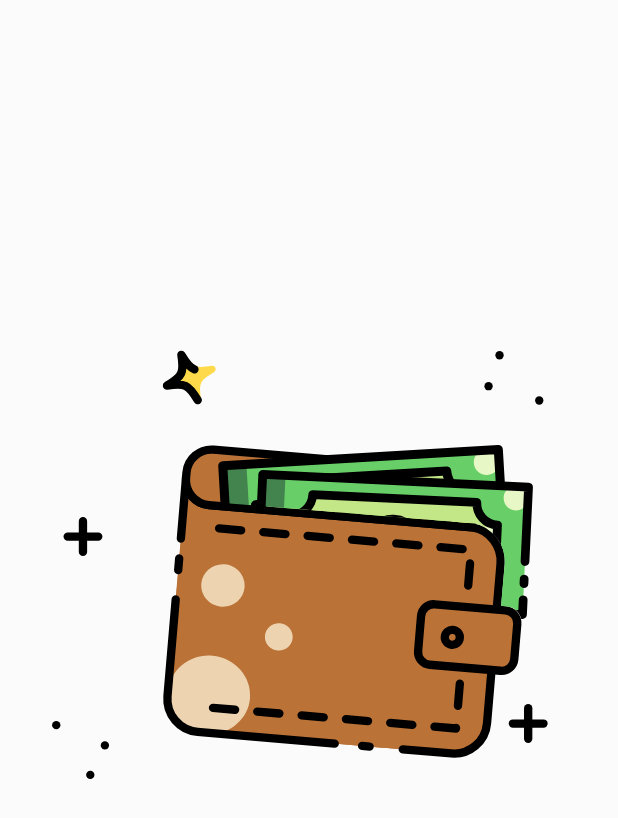
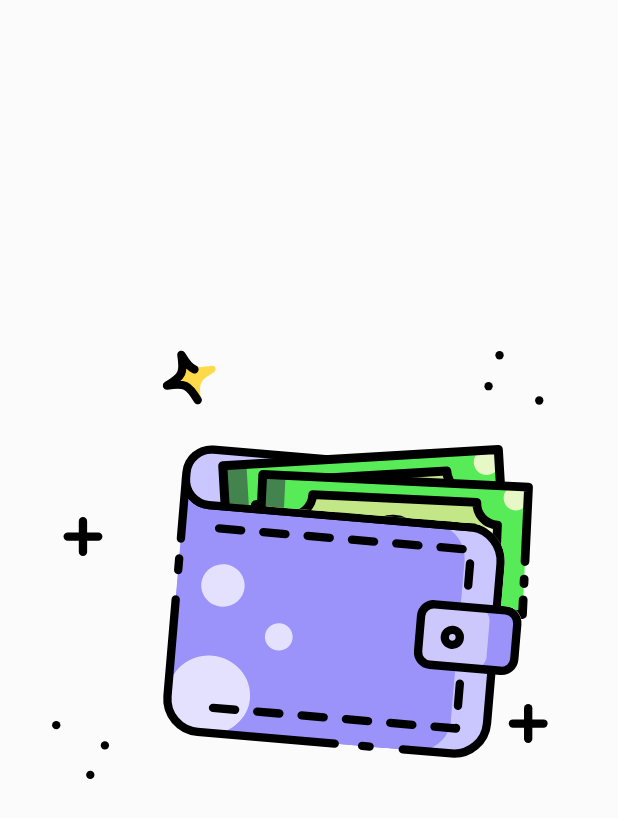
Before and after one commit to Nourhan-mo7amed/masrofy, a Flutter app: the SplashScreen screen opened directly, on a phone screen of 412 x 824 dp. Shown: the top 818 px of the screen. Run offline on Flutter 3.47's test engine with Material 3 defaults, Android fonts, the phone set to English and light mode, and no system bars; our stand-ins replace cloud_firestore, firebase_auth, firebase_core, fl_chart, google_sign_in, lottie and 1 more; missing offline and left inert: dash_chat_3; accounts and stored records are empty.

Commit message:
Final Project✅

```diff
--- a/lib/view/intro/splash_screen.dart
+++ b/lib/view/intro/splash_screen.dart
@@ -35,7 +35,7 @@ class _SplashScreenState extends State<SplashScreen> {
 
   @override
   Widget build(BuildContext context) {
-    //final loc = AppLocalizations.of(context)!;
+    final loc = AppLocalizations.of(context)!;
 
     return Scaffold(
       backgroundColor: AppColors.background,
@@ -43,16 +43,17 @@ class _SplashScreenState extends State<SplashScreen> {
         child: Column(
           mainAxisAlignment: MainAxisAlignment.center,
           children: [
-            Lottie.asset("assets/animations/logo2.json", height: 400),
+            Lottie.asset("assets/animations/logo.json", height: 400),
             AnimatedOpacity(
               duration: const Duration(seconds: 2),
               opacity: _opacity,
               child: Text(
-                'Masrofy',
+                loc.appName,
                 style: const TextStyle(
                   fontSize: 50,
                   fontWeight: FontWeight.bold,
                   color: Colors.black,
+                  fontFamily: "WinkyRough",
                 ),
               ),
             ),
--- a/pubspec.yaml
+++ b/pubspec.yaml
@@ -51,3 +51,9 @@ l10n:
   arb-dir: l10n
   template-arb-file: app_en.arb
   output-localization-file: app_localizations.dart
+
+  fonts:
+    - family: WinkyRough
+      fonts:
+        - asset: assets/fonts/WinkyRough-VariableFont_wght.ttf
+          weight: 400
```
Also changed, not shown: assets/fonts/WinkyRough-VariableFont_wght.ttf (added), assets/images/logoo.png (added), pubspec.lock, 1 other file.
